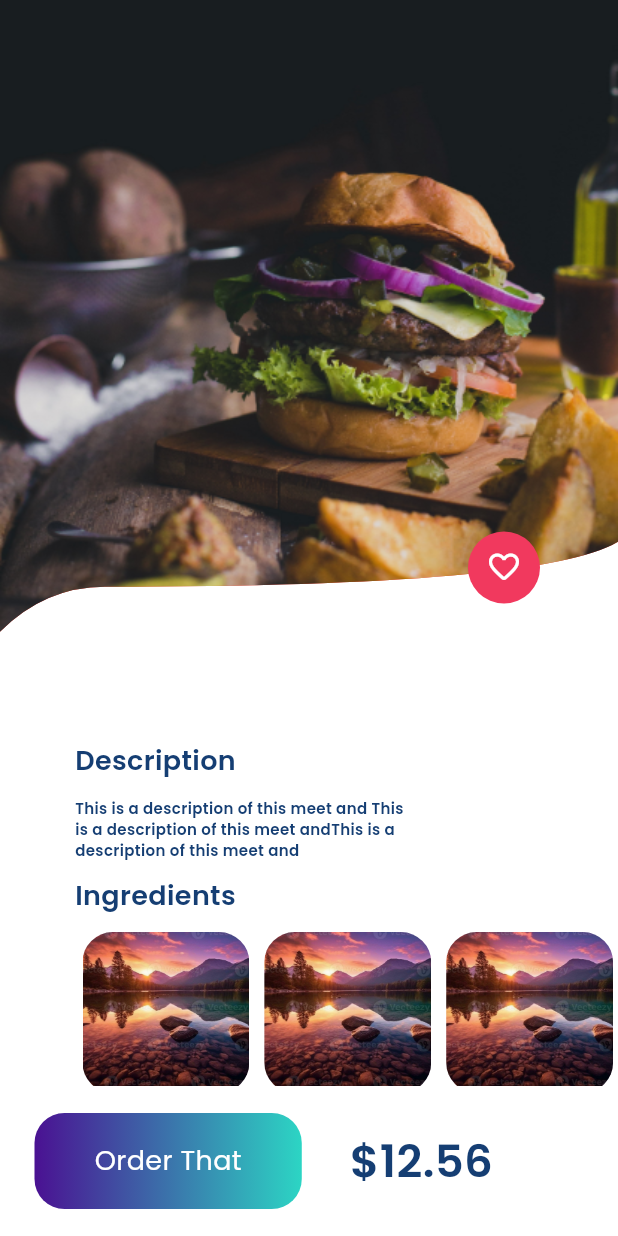
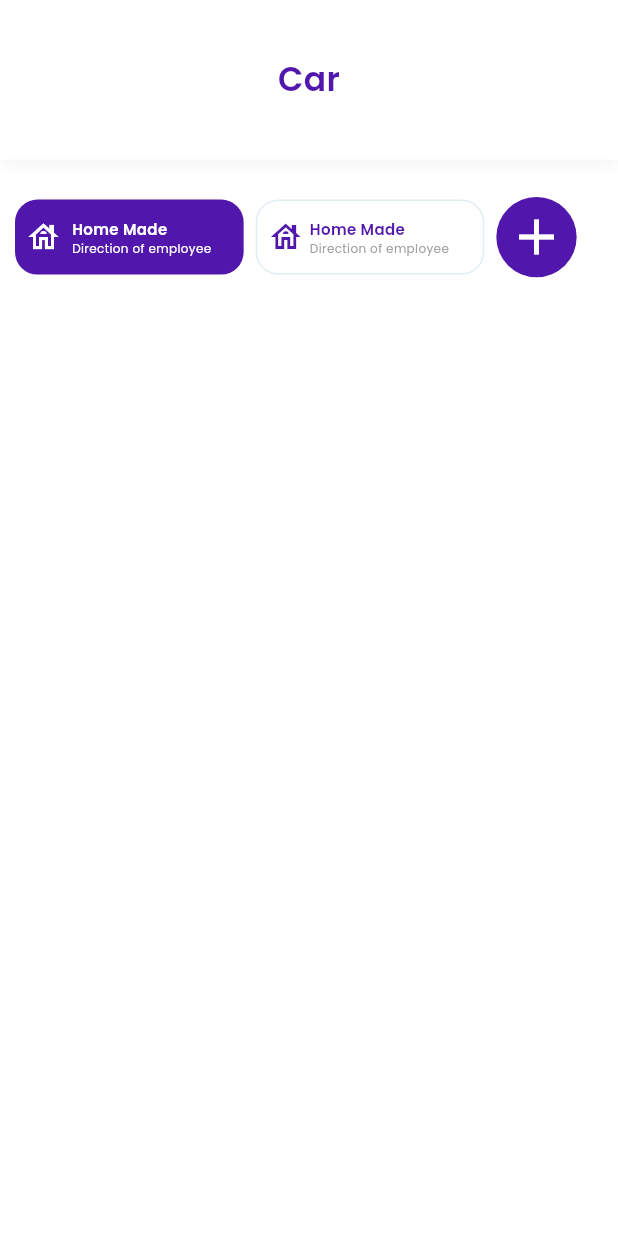
Before and after one commit to Mahmoud4456/delivery-app, a Flutter app: the screen it shows after launch, on a phone screen of 412 x 824 dp. Run offline on Flutter 3.47's test engine with Material 3 defaults, Android fonts, the phone set to English and light mode, and no system bars; our stand-ins replace font_awesome_flutter.

Commit message:
create car view & reface Home body view

```diff
--- a/lib/features/home_feature/view/home_view.dart
+++ b/lib/features/home_feature/view/home_view.dart
@@ -1,5 +1,4 @@
 import 'package:flutter/material.dart';
-import 'package:ui/features/home_feature/view/widgets/custom_bottom_nav.dart';
 import 'package:ui/features/home_feature/view/widgets/home_view_app_bar.dart';
 import 'package:ui/features/home_feature/view/widgets/home_view_body.dart';
 
@@ -14,7 +13,65 @@ class HomeView extends StatelessWidget {
       appBar:PreferredSize(preferredSize:Size.fromHeight( MediaQuery.of(context).size.height *.1 ),
           child: const HomeViewAppBar()),
       body: const HomeViewBody(),
-      bottomNavigationBar: const CustomBottomNav(),
+      bottomNavigationBar:  FluidNavBar(),
     );
   }
 }
+
+
+class FluidNavBar extends StatefulWidget {
+  @override
+  _FluidNavBarState createState() => _FluidNavBarState();
+}
+
+class _FluidNavBarState extends State<FluidNavBar> {
+  int _selectedIndex = 0;
+
+  final List<NavItem> _navItems =  [
+    NavItem(Icons.shopping_bag, "Shop"),
+    NavItem(Icons.money, "Money"),
+    NavItem(Icons.currency_bitcoin, "Bitcoin"),
+    NavItem(Icons.bar_chart, "Chart"),
+  ];
+
+  void _onNavItemTapped(int index) {
+    setState(() {
+      _selectedIndex = index;
+    });
+  }
+
+  @override
+  Widget build(BuildContext context) {
+    return Scaffold(
+      floatingActionButtonLocation: FloatingActionButtonLocation.centerDocked,
+      floatingActionButton: FloatingActionButton(
+        onPressed: () {},
+        child: const Icon(Icons.home_filled),
+      ),
+      bottomNavigationBar: BottomAppBar(
+        color: Colors.yellow[100],
+        shape: const CircularNotchedRectangle(),
+        child: Row(
+          mainAxisAlignment: MainAxisAlignment.spaceEvenly,
+          children: _navItems.map((item) {
+            var index = _navItems.indexOf(item);
+            return IconButton(
+              onPressed: () => _onNavItemTapped(index),
+              icon: Icon(
+                item.icon,
+                color: _selectedIndex == index ? Colors.yellow : Colors.grey,
+              ),
+            );
+          }).toList(),
+        ),
+      ),
+    );
+  }
+}
+
+class NavItem {
+  IconData icon;
+  String title;
+
+  NavItem(this.icon, this.title);
+}
--- /dev/null
+++ b/lib/features/product_feature/view/car_view.dart
@@ -0,0 +1,18 @@
+import 'package:flutter/material.dart';
+import 'package:ui/features/product_feature/view/widget/car_view_body.dart';
+
+class CarView extends StatelessWidget {
+
+ const CarView({super.key});
+
+  @override
+  Widget build(BuildContext context) {
+
+    return Scaffold(
+backgroundColor: Colors.white.withOpacity(.97),
+      body: const CarViewBody(),
+    );
+  }
+
+
+}
--- a/lib/features/details_feature/view/details_view.dart
+++ b/lib/features/product_feature/view/details_view.dart
@@ -1,6 +1,7 @@
 import 'package:flutter/material.dart';
-import 'package:ui/features/details_feature/view/widget/custom_navigation_bar.dart';
-import 'package:ui/features/details_feature/view/widget/details_view_body.dart';
+import 'package:ui/features/product_feature/view/widget/custom_navigation_bar.dart';
+import 'package:ui/features/product_feature/view/widget/details_view_body.dart';
+
 
 class DetailsView extends StatelessWidget {
   const DetailsView({super.key});
--- /dev/null
+++ b/lib/features/product_feature/view/widget/car_view_body.dart
@@ -0,0 +1,172 @@
+import 'package:flutter/material.dart';
+
+import '../../../../constants.dart';
+
+class CarViewBody extends StatelessWidget {
+  const CarViewBody({super.key});
+
+  @override
+  Widget build(BuildContext context) {
+    return Column(
+      children: [
+        Container(
+          decoration: BoxDecoration(
+            color: Colors.white,
+            boxShadow: [
+              BoxShadow(
+                color: Colors.grey.shade200,
+                blurStyle: BlurStyle.outer,
+                spreadRadius: 0,
+                blurRadius: 10,
+              ),
+            ],
+          ),
+          alignment: Alignment.center,
+          height: MediaQuery.of(context).size.height * .129,
+          width: double.infinity,
+          child: const Text(
+            "Car",
+            style: TextStyle(
+              color: sdColor,
+              fontSize: 22,
+              fontFamily: "Poppins",
+            ),
+          ),
+        ),
+        const SizedBox(
+          height: 25,
+        ),
+        Padding(
+          padding: const EdgeInsets.symmetric(horizontal:  10,),
+          child: Row(
+            children: [
+              Container(
+                decoration: BoxDecoration(
+                  color: sdColor,
+                  borderRadius: BorderRadius.circular(15),
+                ),
+                height: 50,
+                width: MediaQuery.of(context).size.width * .37,
+                child: const Row(
+                  children: [
+                    SizedBox(
+                      width: 7,
+                    ),
+                    Icon(
+                      Icons.house_outlined,
+                      color: Colors.white,
+                    ),
+                    SizedBox(
+                      width: 7,
+                    ),
+                    Column(
+                      crossAxisAlignment: CrossAxisAlignment.start,
+                      mainAxisAlignment: MainAxisAlignment.center,
+                      children: [
+                        Text(
+                          "Home Made",
+                          style: TextStyle(
+                              color: Colors.white,
+                              fontSize: 10,
+                              fontFamily: "Poppins"),
+                        ),
+                        Text(
+                          "Direction of employee",
+                          style: TextStyle(
+                              color: Colors.white,
+                              fontSize: 8,
+                              fontFamily: "Poppins regular"),
+                        ),
+                        SizedBox(
+                          width:7,
+                        ),
+                      ],
+                    ),
+                  ],
+                ),
+              ),
+              const SizedBox(
+                width: 8,
+              ),
+              Container(
+                decoration: BoxDecoration(
+                    border: Border.all(
+                      color: const Color(0xffE2EDF2),
+                    ),
+                    color: Colors.white,
+                    borderRadius: BorderRadius.circular(15)),
+                height: 50,
+                width: MediaQuery.of(context).size.width * .37,
+                child: const Row(
+                  children: [
+                    SizedBox(
+                      width: 7,
+                    ),
+                    Icon(
+                      Icons.house_outlined,
+                      color: sdColor,
+                    ),
+                    SizedBox(
+                      width: 4,
+                    ),
+                    Column(
+                      crossAxisAlignment: CrossAxisAlignment.start,
+                      mainAxisAlignment: MainAxisAlignment.center,
+                      children: [
+                        Text(
+                          "Home Made",
+                          style: TextStyle(
+                              color: sdColor,
+                              fontSize: 10,
+                              fontFamily: "Poppins"),
+                        ),
+                        Text(
+                          "Direction of employee",
+                          style: TextStyle(
+                              color: Colors.grey,
+                              fontSize: 8,
+                              fontFamily: "Poppins regular"),
+                        ),
+                        SizedBox(
+                          width: 8,
+                        ),
+                      ],
+                    ),
+                  ],
+                ),
+              ),
+              const SizedBox(
+                width: 8,
+              ),
+              Container(
+                height: MediaQuery.of(context).size.height * .065,
+                width: MediaQuery.of(context).size.height * .065,
+                decoration:
+                    const BoxDecoration(color: sdColor, shape: BoxShape.circle),
+                child: const Icon(
+                  Icons.add,
+                  color: Colors.white,
+                  size: 40,
+                ),
+              ),
+            ],
+          ),
+        ),
+        Stack(
+          children: [
+            Column(
+              children: [
+                Container(
+                  decoration: BoxDecoration(
+                    shape: BoxShape.circle,
+                  ),
+                  //child: Image.asset(""),
+                ),
+              ],
+            ),
+          ],
+        ),
+      ],
+    );
+  }
+}
--- a/lib/main.dart
+++ b/lib/main.dart
@@ -1,9 +1,6 @@
 import 'package:flutter/material.dart';
-import 'package:ui/features/details_feature/view/details_view.dart';
-
-import 'codelab.dart';
 import 'constants.dart';
-import 'features/home_feature/view/home_view.dart';
+import 'features/product_feature/view/car_view.dart';
 
 void main() {
   runApp(const MyApp());
@@ -18,7 +15,7 @@ class MyApp extends StatelessWidget {
     return  MaterialApp(
       theme: ThemeData(scaffoldBackgroundColor: primary ),
       debugShowCheckedModeBanner: false,
-      home: const DetailsView(),
+      home: const CarView(),
     );
   }
 }
```
Also changed, not shown: lib/features/product_feature/view/widget/custom_navigation_bar.dart (renamed from lib/features/details_feature/view/widget/custom_navigation_bar.dart), lib/features/product_feature/view/widget/description_section.dart (renamed from lib/features/details_feature/view/widget/description_section.dart), lib/features/product_feature/view/widget/details_view_body.dart (renamed from lib/features/details_feature/view/widget/details_view_body.dart), lib/features/product_feature/view/widget/ingredients_item.dart (renamed from lib/features/details_feature/view/widget/ingredients_item.dart), lib/features/product_feature/view/widget/ingredients_list_view.dart (renamed from lib/features/details_feature/view/widget/ingredients_list_view.dart).
